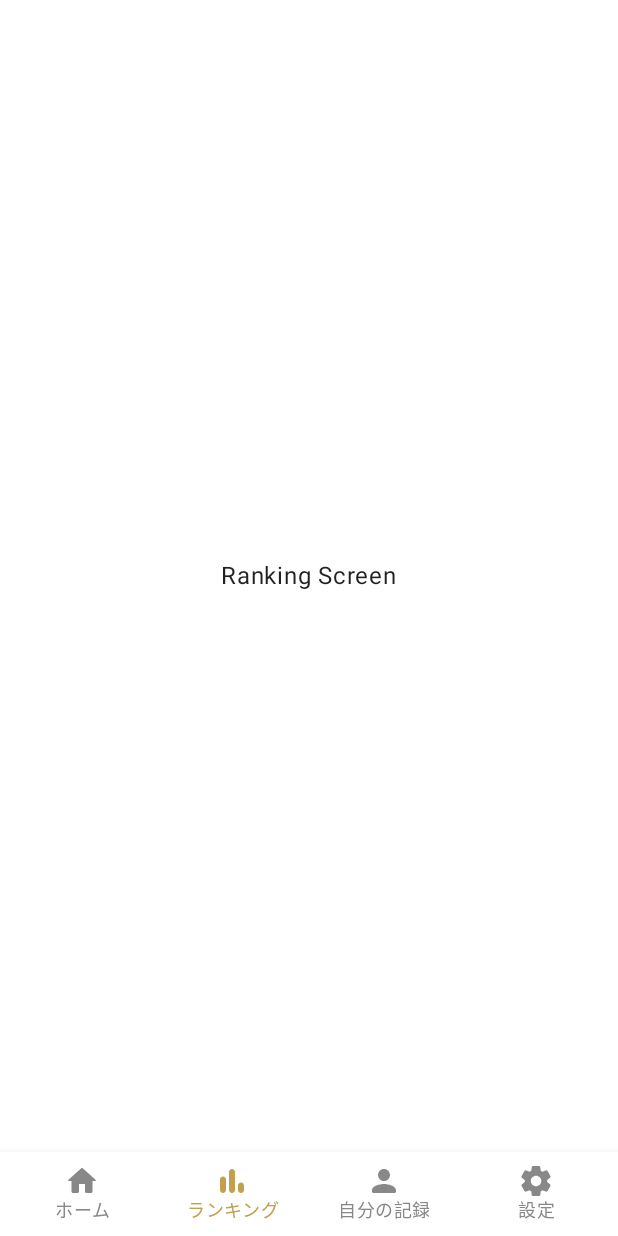
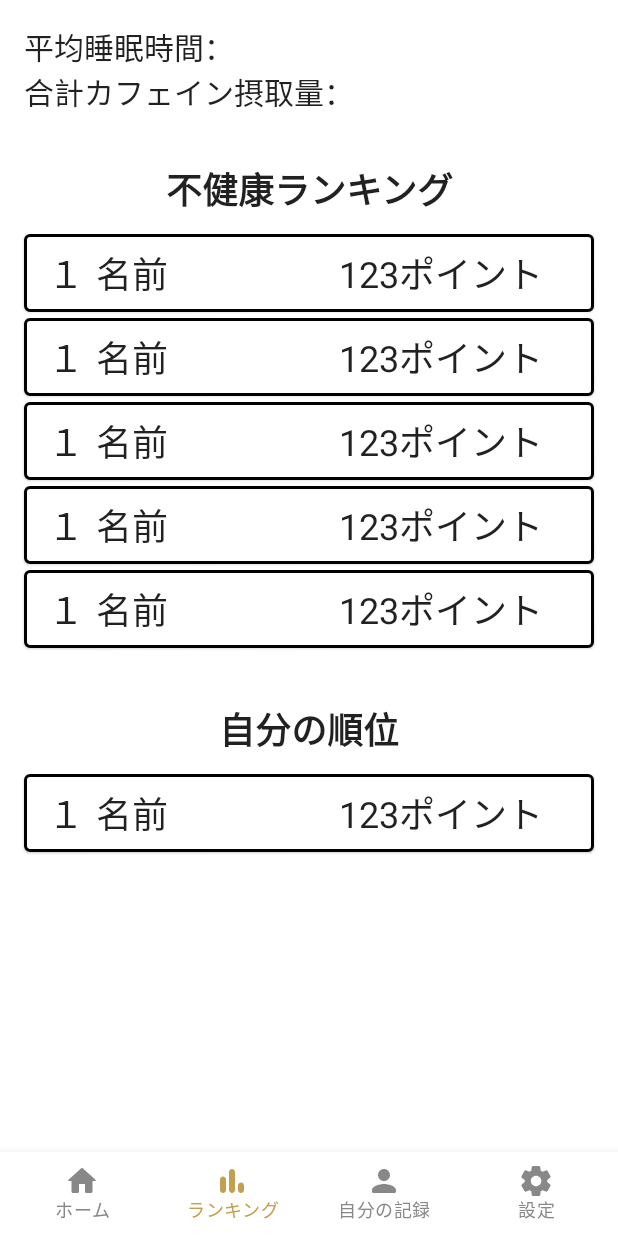
Before and after one commit to GEEKCAMP-Vol12/GEEKCAMP_Vol.12, an Android app built with Jetpack Compose: the RankingScreen screen opened through its navigation route, on a phone screen of 412 x 824 dp. Run offline under Robolectric (Android 15) with nearby library versions, the phone set to English and light mode, and no system bars; our stand-ins replace Compose Multiplatform resources; 1 statement that could not run was skipped.

Commit message:
ランキング画面を作成しました

```diff
--- a/client/composeApp/src/commonMain/kotlin/screen/RankingScreen.kt
+++ b/client/composeApp/src/commonMain/kotlin/screen/RankingScreen.kt
@@ -1,13 +1,28 @@
 package screen
 
+import androidx.compose.foundation.BorderStroke
 import androidx.compose.foundation.layout.Box
+import androidx.compose.foundation.layout.Column
+import androidx.compose.foundation.layout.Row
 import androidx.compose.foundation.layout.fillMaxSize
+import androidx.compose.foundation.layout.fillMaxWidth
 import androidx.compose.foundation.layout.padding
+import androidx.compose.foundation.lazy.LazyColumn
+import androidx.compose.foundation.lazy.items
+import androidx.compose.material.Card
+import androidx.compose.material.ListItem
 import androidx.compose.material.Scaffold
 import androidx.compose.material.Text
 import androidx.compose.runtime.Composable
 import androidx.compose.ui.Alignment
 import androidx.compose.ui.Modifier
+import androidx.compose.ui.graphics.Color
+import androidx.compose.ui.text.TextStyle
+import androidx.compose.ui.text.font.FontStyle
+import androidx.compose.ui.text.font.FontWeight
+import androidx.compose.ui.text.style.TextAlign
+import androidx.compose.ui.unit.dp
+import androidx.compose.ui.unit.sp
 import androidx.navigation.NavController
 import androidx.navigation.compose.rememberNavController
 import navigation.BottomNavigationBar
@@ -24,13 +39,51 @@ fun RankingScreen(
             BottomNavigationBar(navController = navController)
         }
     ) {
-        Box(
-            modifier = Modifier
-                .padding(it)
-                .fillMaxSize(),
-            contentAlignment = Alignment.Center
+        Column(
+            modifier = Modifier.padding(it).padding(16.dp)
         ) {
-            Text("Ranking Screen")
+            Box(
+                modifier = Modifier.padding(bottom = 32.dp)
+            ){
+                Column() {
+                    Text("平均睡眠時間：",textAlign = TextAlign.Left,
+                        modifier = Modifier.fillMaxWidth(),
+                        style = TextStyle(fontSize = 20.sp))
+                    Text("合計カフェイン摂取量：",
+                        textAlign = TextAlign.Left,
+                        modifier = Modifier.fillMaxWidth(),
+                        style = TextStyle(fontSize = 20.sp))
+
+                }
+            }
+
+            Text("不健康ランキング",
+                textAlign = TextAlign.Center,
+                modifier = Modifier.fillMaxWidth().padding(bottom = 12.dp),
+                style = TextStyle(fontWeight = FontWeight.Bold, fontSize = 24.sp))
+
+            LazyColumn(modifier = Modifier.padding(bottom = 32.dp)) {
+                items(listOf("1","2","3","4","5")){
+                    RankingItem()
+
+                }
+            }
+            Text("自分の順位",
+                textAlign = TextAlign.Center,
+                modifier = Modifier.fillMaxWidth().padding(bottom = 12.dp),
+                style = TextStyle(fontWeight = FontWeight.Bold, fontSize = 24.sp))
+            RankingItem()
+        }
+}}
+
+@Composable
+fun RankingItem() {
+    Card(border = BorderStroke(width = 2.dp, color = Color.Black), modifier = Modifier.padding(bottom = 4.dp))
+    {
+        Row(modifier = Modifier.padding(8.dp)){
+            Text("１", modifier = Modifier.weight(1f),style = TextStyle(fontSize = 24.sp), textAlign = TextAlign.Center)
+            Text("名前", modifier = Modifier.weight(4f),style = TextStyle(fontSize = 24.sp))
+            Text("123ポイント",modifier = Modifier.weight(4f),style = TextStyle(fontSize = 24.sp))
         }
     }
 }
```
